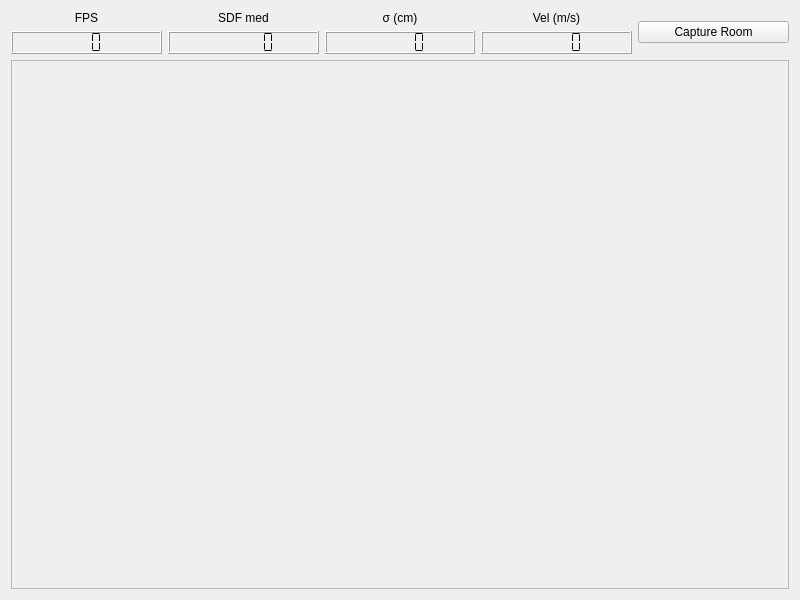
Before: the Qt Designer form ainf_slamo/src/mainUI.ui in pbustos/beta-robotica-class, drawn with Qt 5.
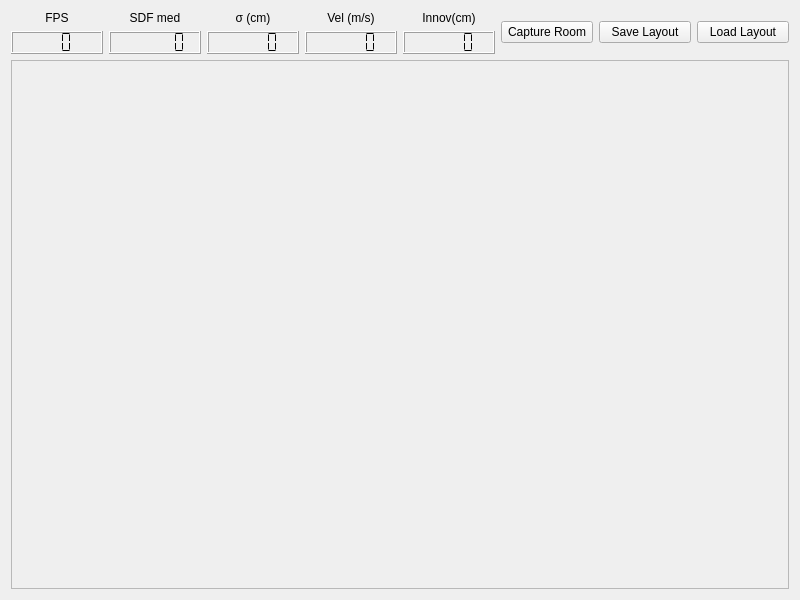
After: the same form once the commit is applied.

Patch:
```diff
--- a/ainf_slamo/src/mainUI.ui
+++ b/ainf_slamo/src/mainUI.ui
@@ -117,6 +117,30 @@
          </item>
         </layout>
        </item>
+       <item>
+        <layout class="QVBoxLayout" name="verticalLayout_innov">
+         <item>
+          <widget class="QLabel" name="label_innov">
+           <property name="text">
+            <string>Innov(cm)</string>
+           </property>
+           <property name="alignment">
+            <set>Qt::AlignCenter</set>
+           </property>
+          </widget>
+         </item>
+         <item>
+          <widget class="QLCDNumber" name="lcdNumber_innov">
+           <property name="digitCount">
+            <number>5</number>
+           </property>
+           <property name="segmentStyle">
+            <enum>QLCDNumber::Flat</enum>
+           </property>
+          </widget>
+         </item>
+        </layout>
+       </item>
        <item>
         <widget class="QPushButton" name="pushButton_captureRoom">
          <property name="text">
@@ -127,6 +151,20 @@
          </property>
         </widget>
        </item>
+       <item>
+        <widget class="QPushButton" name="pushButton_saveLayout">
+         <property name="text">
+          <string>Save Layout</string>
+         </property>
+        </widget>
+       </item>
+       <item>
+        <widget class="QPushButton" name="pushButton_loadLayout">
+         <property name="text">
+          <string>Load Layout</string>
+         </property>
+        </widget>
+       </item>
       </layout>
      </item>
      <item>
```
